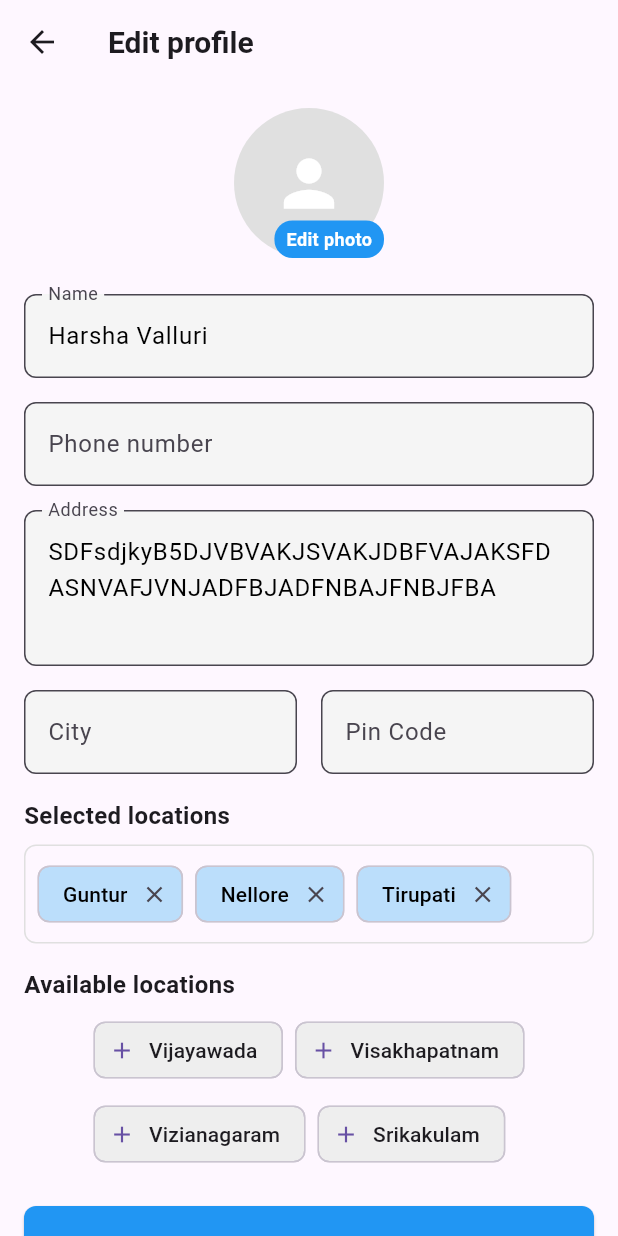
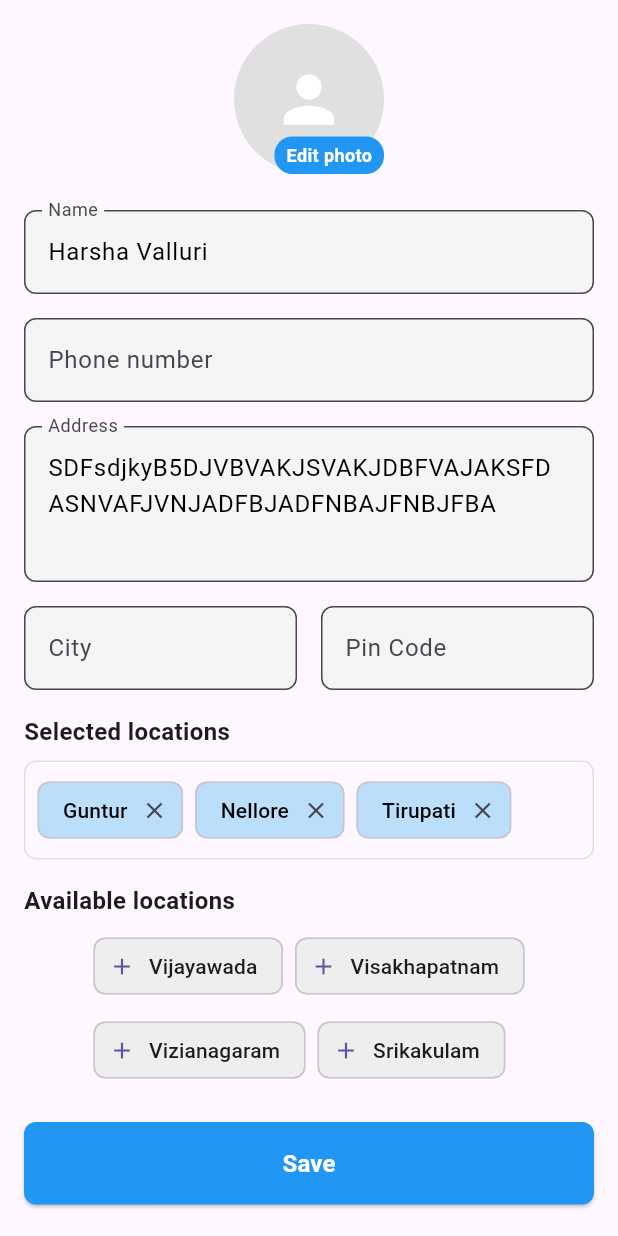
Before and after one commit to F9info/steelbudy-new, a Flutter app: the EditProfile screen opened by its route, on a phone screen of 412 x 824 dp. Run offline on Flutter 3.47's test engine with Material 3 defaults, Android fonts, the phone set to English and light mode, and no system bars; our stand-ins replace flutter_riverpod, flutter_svg, image_picker, shared_preferences; accounts and stored records are empty; project files that could hold a hidden picture were left out.

```diff
--- a/lib/features/screens/dashboardscreen.dart
+++ b/lib/features/screens/dashboardscreen.dart
@@ -1,7 +1,6 @@
 import 'package:flutter/material.dart';
 import 'package:flutter_riverpod/flutter_riverpod.dart';
 import 'package:steel_budy/features/dashboard/widgets/mainappbar.dart';
-import 'package:steel_budy/features/dashboard/widgets/mainbottombar.dart';
 import 'package:steel_budy/features/dashboard/widgets/searchfilters.dart';
 import 'package:steel_budy/features/screens/enquiry.dart';
 import 'package:steel_budy/features/screens/profile.dart';
--- a/lib/features/screens/edit-profile.dart
+++ b/lib/features/screens/edit-profile.dart
@@ -133,16 +133,7 @@ class _EditProfileState extends State<EditProfile> {
   @override
   Widget build(BuildContext context) {
     return Scaffold(
-      appBar: AppBar(
-        leading: IconButton(
-          icon: const Icon(Icons.arrow_back),
-          onPressed: () => Navigator.pop(context),
-        ),
-        title: const Text(
-          "Edit profile",
-          style: TextStyle(fontSize: 20, fontWeight: FontWeight.bold),
-        ),
-      ),
+
       body: SingleChildScrollView(
         padding: const EdgeInsets.all(16.0),
         child: Column(
--- a/lib/features/screens/notifications.dart
+++ b/lib/features/screens/notifications.dart
@@ -1,8 +1,6 @@
 import 'package:flutter/material.dart';
 import 'package:flutter_riverpod/flutter_riverpod.dart';
 import 'package:steel_budy/features/dashboard/widgets/mainappbar.dart';
-import 'package:steel_budy/features/dashboard/widgets/mainbottombar.dart';
-import 'package:steel_budy/providers/dashboard_providers.dart';
 
 class NotificationScreen extends ConsumerStatefulWidget {
   const NotificationScreen({super.key});
@@ -62,7 +60,6 @@ class _NotificationScreenState extends ConsumerState<NotificationScreen> {
 
   @override
   Widget build(BuildContext context) {
-    final selectedIndex = ref.watch(selectedIndexProvider);
 
     return Scaffold(
       backgroundColor: Colors.white,
```
Also changed, not shown: lib/features/screens/role_selection_screen.dart (+4 -4 lines).
